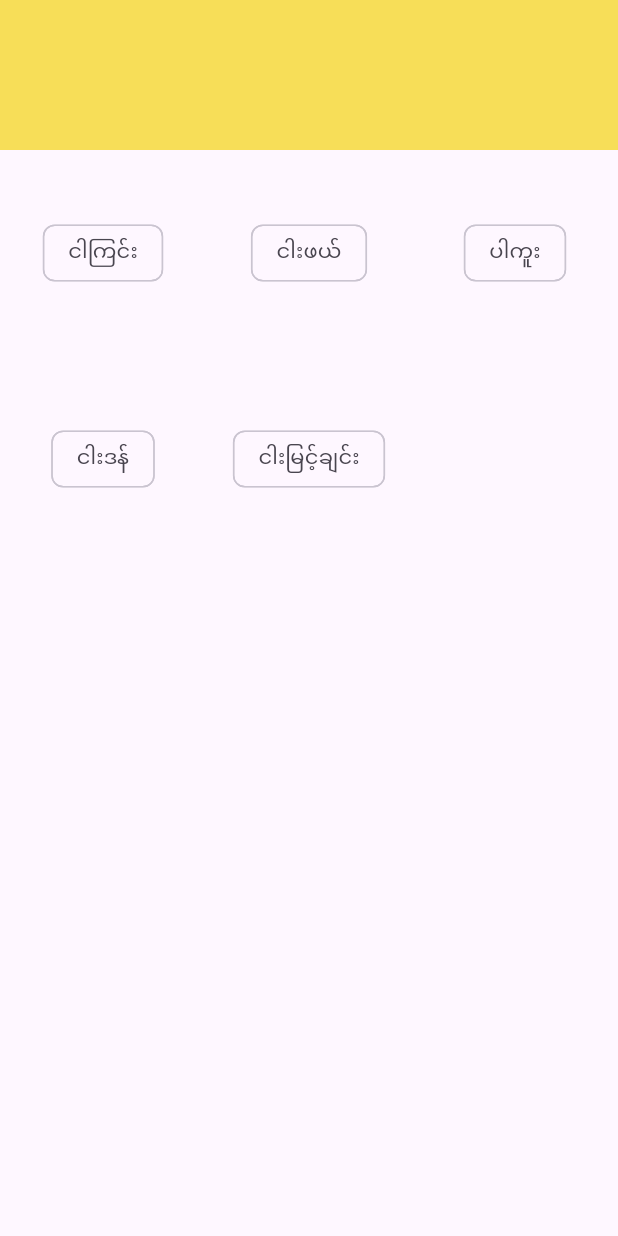
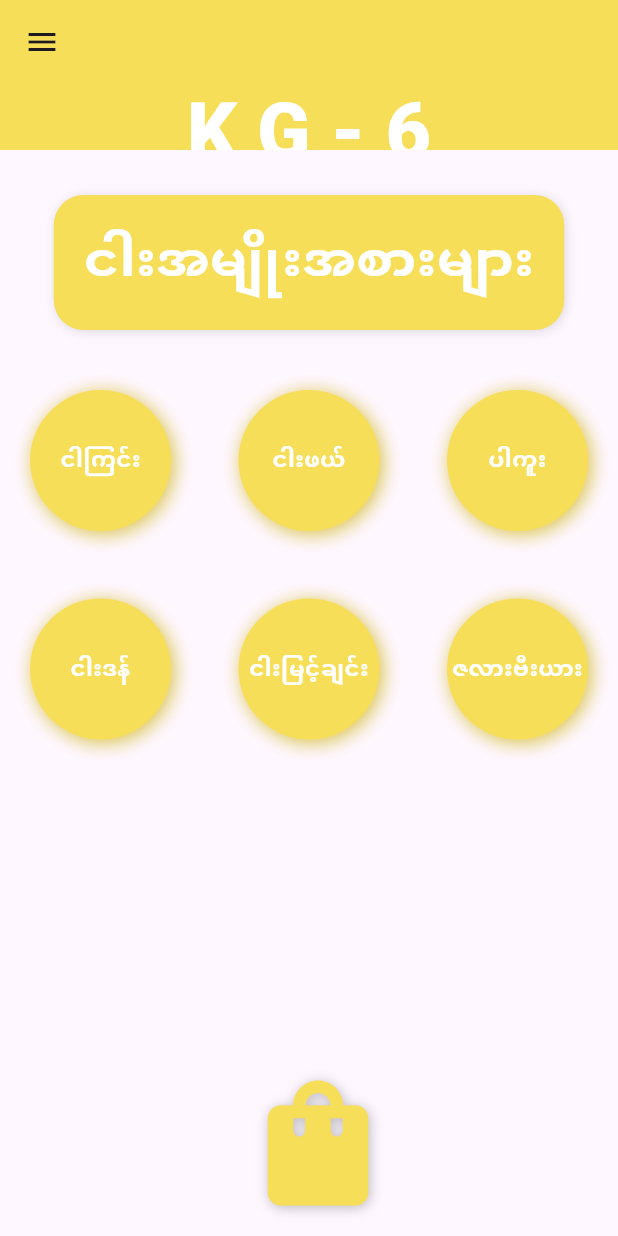
Before and after one commit to ShineWaiYanAung/fFshRecepitApp, a Flutter app: the screen it shows after launch, on a phone screen of 412 x 824 dp. Run offline on Flutter 3.47's test engine with Material 3 defaults, Android fonts, the phone set to English and light mode, and no system bars.

```diff
--- a/lib/Item/fish_category.dart
+++ b/lib/Item/fish_category.dart
@@ -5,6 +5,7 @@ class FishCategory{
     FishName(name :'ပါကူး'),
     FishName(name :'ငါးဒန်'),
     FishName(name: "ငါးမြင့်ချင်း"),
+    FishName(name: "ဇလားဗီးယား"),
   ];
 
 
--- a/lib/Screen/FishCategory.dart
+++ b/lib/Screen/FishCategory.dart
@@ -18,20 +18,135 @@ class _CategoryPageState extends State<CategoryPage> {
         child: AppBar(
           flexibleSpace: Container(
             color: AppColor.secondColor,
+            child: const Center(
+              child: Padding(
+                padding: EdgeInsets.only(top: 50.0),
+                child: Text("K G - 6",style: TextStyle(color: Colors.white,fontSize: 52,fontWeight: FontWeight.w800,),),
+              ),
+            ),
+
           ),
         ),
+
       ),
-      body: Expanded(
-        child: GridView.builder(
-            gridDelegate:SliverGridDelegateWithFixedCrossAxisCount(
+      drawer: Icon(Icons.menu),
+      body: Column(
+        mainAxisAlignment: MainAxisAlignment.center,
+        children: [
+          const SizedBox(
+            height: 30,
+          ),
+          buildTitle(),
+          const SizedBox(
+            height: 20,
+          ),
+          Expanded(
+              child: GridView.builder(
+            gridDelegate: const SliverGridDelegateWithFixedCrossAxisCount(
               crossAxisCount: 3,
+              crossAxisSpacing: 5,
+              mainAxisSpacing: 5,
             ),
             itemCount: FishCategory.fishCateo.length,
             itemBuilder: (context, index) {
               final fishName = FishCategory.fishCateo[index];
-              return Chip(label: Text(fishName.name.toString(),),);
-            },)
+              return buildItem(fishName);
+            },
+          )),
+        ],
       ),
+      floatingActionButton: buildShoppingBag(),
     );
   }
+  ///ShopingBag
+  Widget buildShoppingBag() {
+    return Row(
+      mainAxisAlignment: MainAxisAlignment.center,
+     children: [
+       Padding(
+         padding: const EdgeInsets.symmetric(vertical: 40),
+         child: FloatingActionButton(
+           backgroundColor: Colors.transparent, // No background color
+           elevation: 0, // No shadow
+           onPressed: () {},
+           child: Container(
+             width: 100, // Adjust the size as needed
+             height: 70,
+             decoration: const BoxDecoration(
+               shape: BoxShape.circle,
+               // Add background color to container if needed
+             ),
+             child: Icon(
+               Icons.shopping_bag,
+               color: AppColor.secondColor,
+               shadows: const [
+                 BoxShadow(
+                   blurRadius: 10,
+                   offset: Offset(1,1),
+                   color: Colors.black26
+                 )
+               ],
+               size: 100, // Adjust the size as needed
+             ),
+           ),
+         ),
+       ),
+     ],
+    );
+  }
+
+  Widget buildTitle() {
+    return Container(
+          padding: EdgeInsets.symmetric(horizontal: 20, vertical: 20),
+          decoration: BoxDecoration(
+              color: AppColor.secondColor,
+              borderRadius: BorderRadius.circular(20),
+              boxShadow: const [
+                BoxShadow(
+                  blurRadius: 5,
+                  color: Colors.black12,
+                  offset: Offset(1, 1),
+                )
+              ]),
+          child: const Text(
+            "ငါးအမျိုးအစားများ",
+            style: TextStyle(
+                fontWeight: FontWeight.w800,
+                fontSize: 35,
+                color: Colors.white),
+          ),
+        );
+  }
+  ///Fish Item
+  Widget buildItem(FishName fishName) {
+    return Container(
+              padding: const EdgeInsets.symmetric(horizontal: 20, vertical: 20),
+              child: Container(
+                decoration: BoxDecoration(
+                  color: AppColor.secondColor,
+                  borderRadius: BorderRadius.circular(50),
+                  boxShadow: [
+                    BoxShadow(
+                      blurRadius: 10,
+                      color: AppColor.secondColor,
+                      offset: Offset(2,2)
+                    ),
+                    const BoxShadow(
+                        blurRadius: 10,
+                        color:Colors.black12,
+                        offset: Offset(2,2)
+                    )
+                  ]
+                ),
+                child: Center(
+                  child: Text(
+                    fishName.name.toString(),style: const TextStyle(
+                      fontWeight: FontWeight.w800,
+                      fontSize: 15,
+                      color: Colors.white),
+                  ),
+                ),
+              ),
+            );
+  }
 }
```
